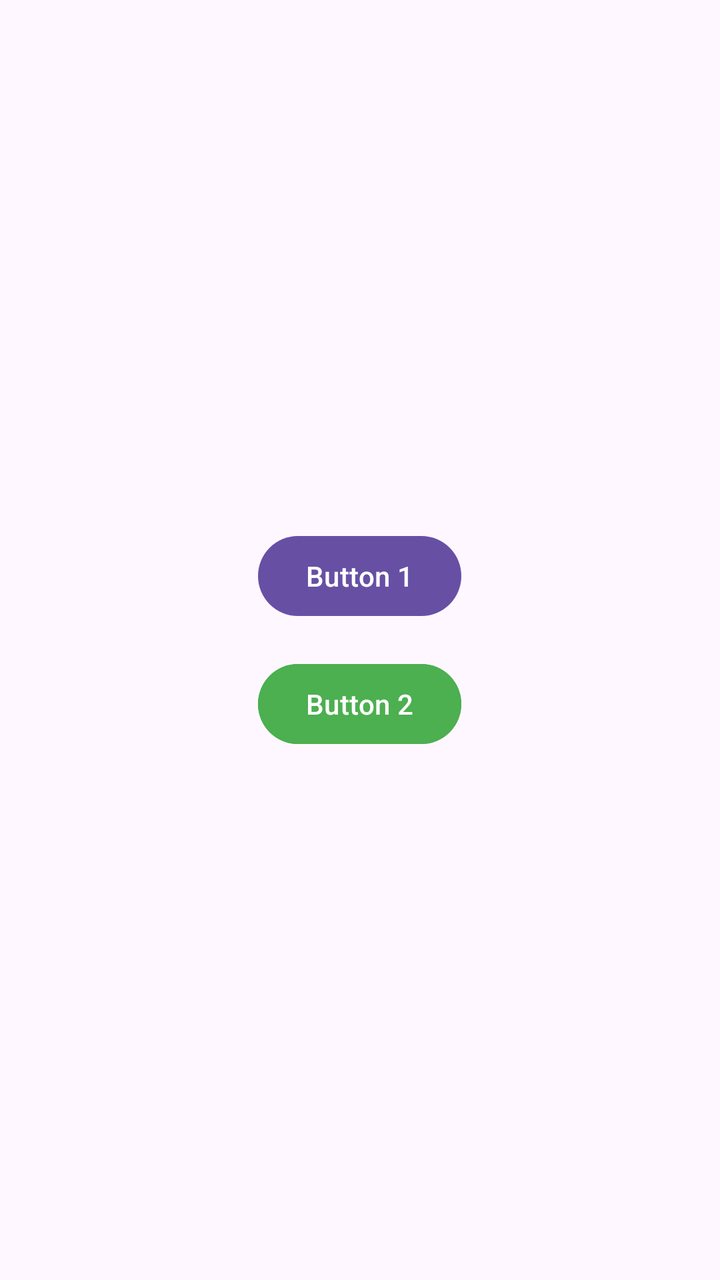
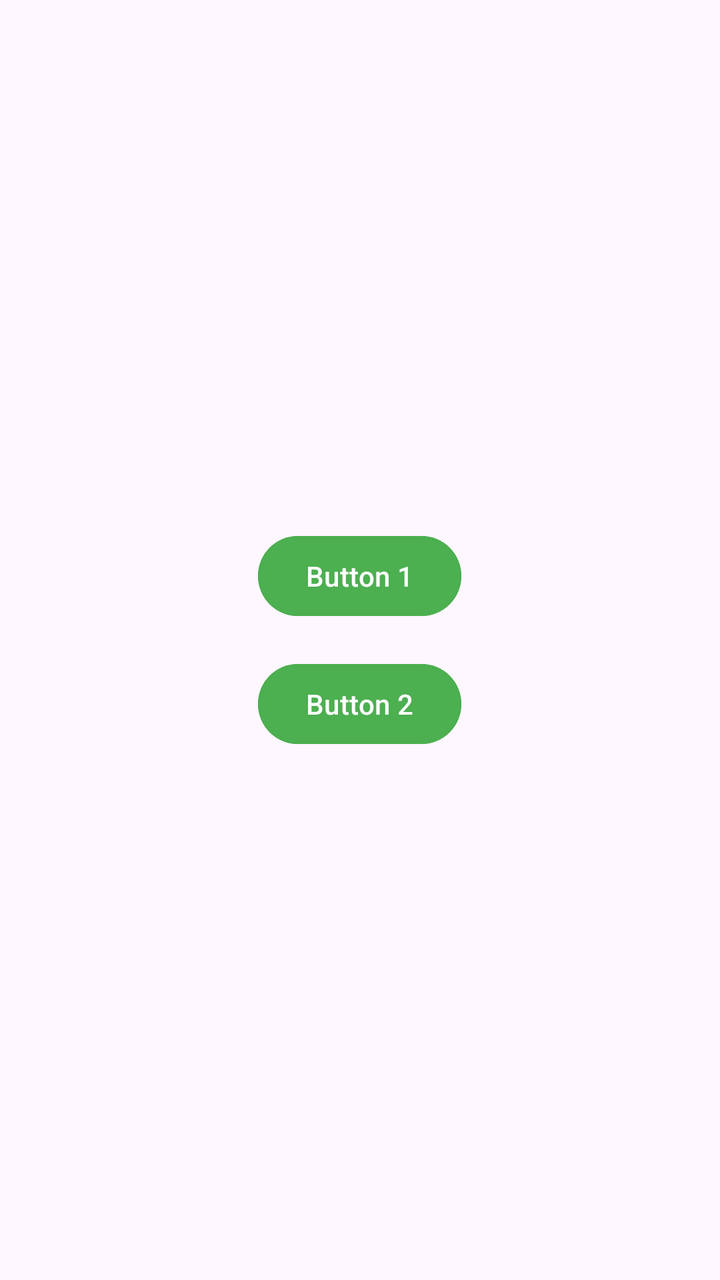

An Android layout rendered at two revisions. The XML below is the earlier revision; the diff shows what the commit changed to produce the second picture.
<!-- AndroidManifest.xml: application theme Theme.GitConflictDemo -->
<!-- res/layout/activity_main.xml -->
<?xml version="1.0" encoding="utf-8"?>
<LinearLayout xmlns:android="http://schemas.android.com/apk/res/android"
    android:layout_width="match_parent"
    android:layout_height="match_parent"
    android:gravity="center"
    android:orientation="vertical">

    <Button
        android:id="@+id/button1"
        android:layout_width="wrap_content"
        android:layout_height="wrap_content"
        android:text="Button 1" />

    <Button
        android:id="@+id/button2"
        android:layout_width="wrap_content"
        android:layout_height="wrap_content"
        android:layout_marginTop="16dp"
        android:text="Button 2"
        android:backgroundTint="#4CAF50" />

</LinearLayout>
<!-- resources referenced by this layout -->
<resources>
  <style name="Theme.GitConflictDemo" parent="Base.Theme.GitConflictDemo" />
  <style name="Base.Theme.GitConflictDemo" parent="Theme.Material3.DayNight.NoActionBar">
      </style>
</resources>

<!-- the commit's change to res/layout/activity_main.xml (unified diff, before → after) -->
@@ -9,7 +9,8 @@
         android:id="@+id/button1"
         android:layout_width="wrap_content"
         android:layout_height="wrap_content"
-        android:text="Button 1" />
+        android:text="Button 1"
+        android:backgroundTint="#4CAF50" />
 
     <Button
         android:id="@+id/button2"
